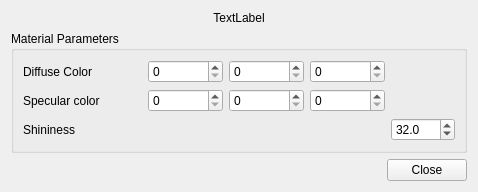
Before: the Qt Designer form Applications/MainApplication/Gui/ui/MaterialEditor.ui in STORM-IRIT/Radium-Engine, drawn with Qt 5.
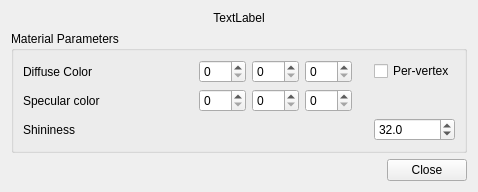
After: the same form once the commit is applied. Custom widgets are drawn as their Qt base class.

Commit message: Add support per-vertex color attribute in blinn-phong material

Patch:
```diff
--- a/Applications/MainApplication/Gui/ui/MaterialEditor.ui
+++ b/Applications/MainApplication/Gui/ui/MaterialEditor.ui
@@ -45,7 +45,7 @@
      <property name="title">
       <string>Material Parameters</string>
      </property>
-     <layout class="QGridLayout" name="gridLayout" columnstretch="2,4,1">
+     <layout class="QGridLayout" name="gridLayout" columnstretch="2,0,0,0">
       <item row="0" column="1">
        <layout class="QHBoxLayout" name="horizontalLayout">
         <item>
@@ -110,12 +110,6 @@
         </property>
        </widget>
       </item>
-      <item row="0" column="2">
-       <widget class="Ra::Gui::ColorWidget" name="kdColorWidget" native="true"/>
-      </item>
-      <item row="1" column="2">
-       <widget class="Ra::Gui::ColorWidget" name="ksColorWidget" native="true"/>
-      </item>
       <item row="2" column="0">
        <widget class="QLabel" name="label_4">
         <property name="text">
@@ -123,7 +117,7 @@
         </property>
        </widget>
       </item>
-      <item row="2" column="2">
+      <item row="2" column="3">
        <widget class="QDoubleSpinBox" name="exp">
         <property name="decimals">
          <number>1</number>
@@ -142,6 +136,33 @@
         </property>
        </widget>
       </item>
+      <item row="0" column="3">
+       <widget class="QCheckBox" name="kUsePerVertex">
+        <property name="text">
+         <string>Per-vertex</string>
+        </property>
+       </widget>
+      </item>
+      <item row="0" column="2">
+       <widget class="Ra::Gui::ColorWidget" name="kdColorWidget" native="true">
+        <property name="minimumSize">
+         <size>
+          <width>10</width>
+          <height>10</height>
+         </size>
+        </property>
+       </widget>
+      </item>
+      <item row="1" column="2">
+       <widget class="Ra::Gui::ColorWidget" name="ksColorWidget" native="true">
+        <property name="minimumSize">
+         <size>
+          <width>10</width>
+          <height>10</height>
+         </size>
+        </property>
+       </widget>
+      </item>
      </layout>
     </widget>
    </item>
```
Left out of the diff: 51 changed lines with no effect on the pictures. The commit also changes 9 other files.
